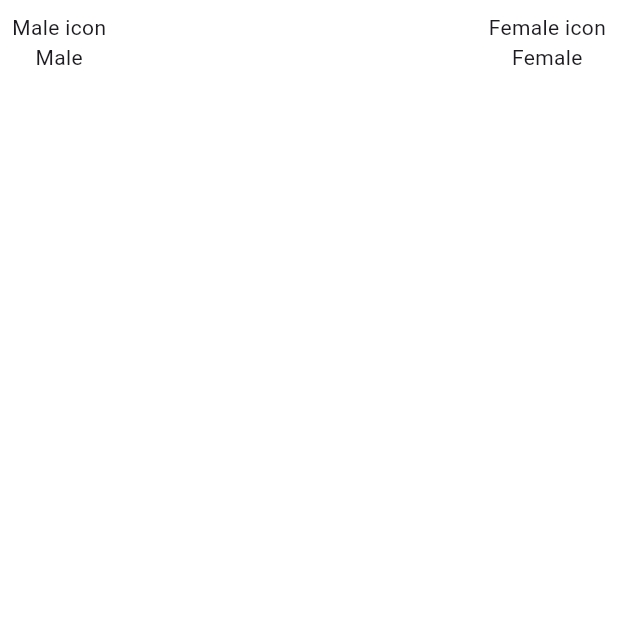
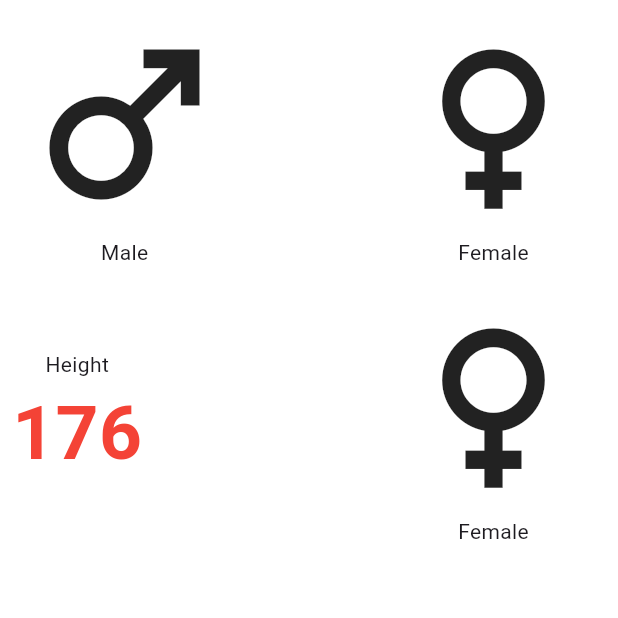
Before and after one commit to malith-kavi/bmicalculator, a Flutter app: the screen it shows after launch, on a phone screen of 412 x 824 dp, the top half of it. Run offline on Flutter 3.47's test engine with Material 3 defaults, Android fonts, the phone set to English and light mode, and no system bars.

Commit message:
Update main_page.dart

```diff
--- a/lib/main_page.dart
+++ b/lib/main_page.dart
@@ -14,31 +14,55 @@ class _MainPageState extends State<MainPage> {
       body: SafeArea(
         child: Container(
           color: Colors.white,
-          child: Column(
+          child: const Column(
             children: [
               Row(
                 children: [
                   Padding(
-                    padding: const EdgeInsets.all(8.0),
+                    padding: EdgeInsets.all(8.0),
                     child: Column(
                       children: [
-                        Text("Male icon"),
+                        Icon(Icons.male, size: 150,),
                         Text("Male"),
                       ],
                     ),
                   ),
                   Spacer(),
                   Padding(
-                    padding: const EdgeInsets.all(8.0),
+                    padding: EdgeInsets.all(8.0),
                     child: Column(
                       children: [
-                        Text("Female icon"),
+                        Icon(Icons.female, size: 150,),
                         Text("Female"),
                       ],
                     ),
                   )
                 ],
               ),
+              Row(
+                children: [
+                  Padding(
+                    padding: EdgeInsets.all(8.0),
+                    child: Column(
+                      children: [
+                        Text("Height"),
+                        Text("176", style: TextStyle(color: Colors.red, fontSize: 50, fontWeight: FontWeight.bold)),
+
+                      ],
+                    ),
+                  ),
+                  Spacer(),
+                  Padding(
+                    padding: EdgeInsets.all(8.0),
+                    child: Column(
+                      children: [
+                        Icon(Icons.female, size: 150,),
+                        Text("Female"),
+                      ],
+                    ),
+                  )
+                ],
+              )
             ],
           ),
         ),
```
